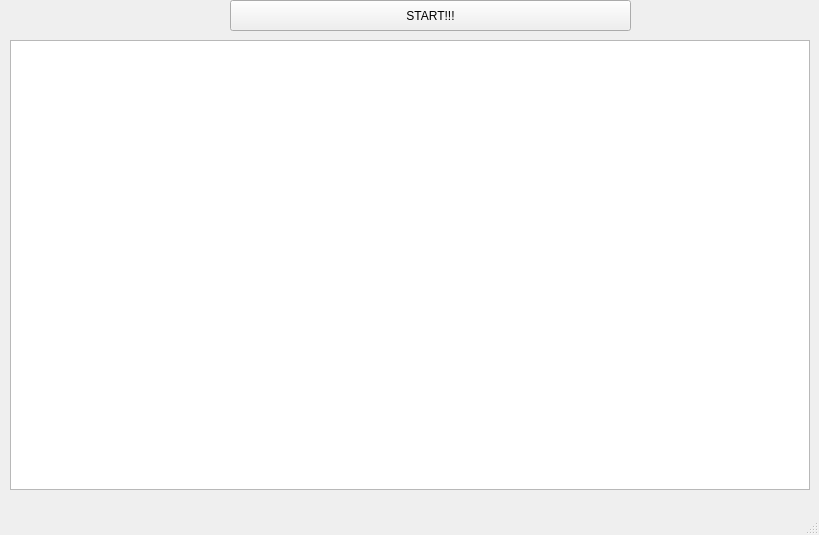
Above: juego/mainwindow.ui from millajovovich/ProyectoFinal_infoII before the change. Below: the same form after it.
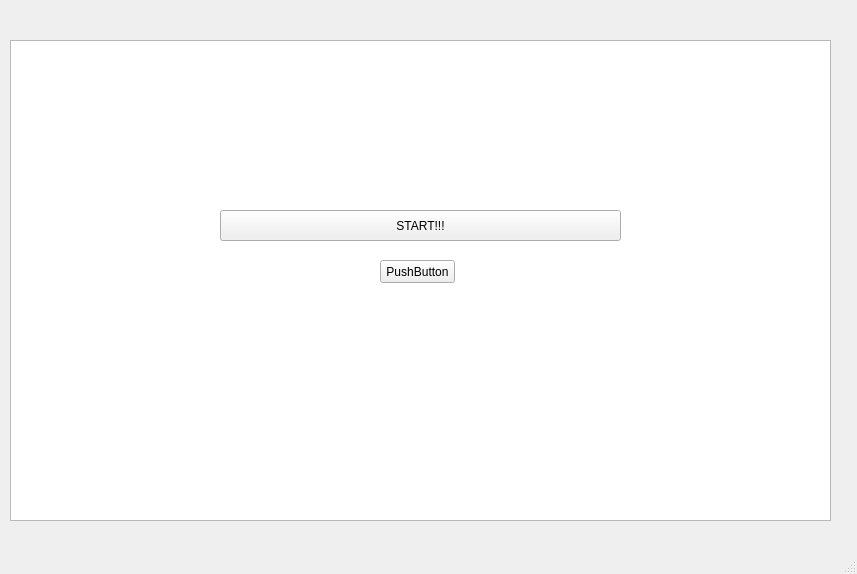
That is the form after the change. Icons and pictures are not drawn.

Patch:
```diff
--- a/juego/mainwindow.ui
+++ b/juego/mainwindow.ui
@@ -6,8 +6,8 @@
    <rect>
     <x>0</x>
     <y>0</y>
-    <width>819</width>
-    <height>535</height>
+    <width>857</width>
+    <height>574</height>
    </rect>
   </property>
   <property name="windowTitle">
@@ -19,8 +19,8 @@
      <rect>
       <x>10</x>
       <y>40</y>
-      <width>800</width>
-      <height>450</height>
+      <width>821</width>
+      <height>481</height>
      </rect>
     </property>
     <property name="styleSheet">
@@ -30,8 +30,8 @@
    <widget class="QPushButton" name="pushButton">
     <property name="geometry">
      <rect>
-      <x>230</x>
-      <y>0</y>
+      <x>220</x>
+      <y>210</y>
       <width>401</width>
       <height>31</height>
      </rect>
@@ -40,6 +40,19 @@
      <string>START!!!</string>
     </property>
    </widget>
+   <widget class="QPushButton" name="pushButton_2">
+    <property name="geometry">
+     <rect>
+      <x>380</x>
+      <y>260</y>
+      <width>75</width>
+      <height>23</height>
+     </rect>
+    </property>
+    <property name="text">
+     <string>PushButton</string>
+    </property>
+   </widget>
   </widget>
   <widget class="QMenuBar" name="menubar">
    <property name="geometry">
```
Left out of the diff: 4 changed lines with no effect on the pictures.
